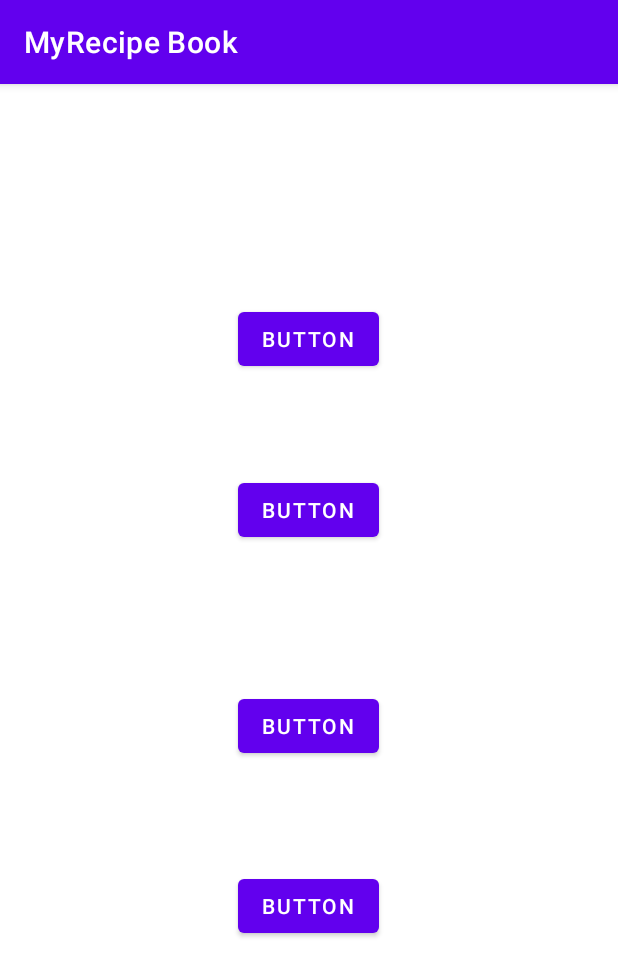
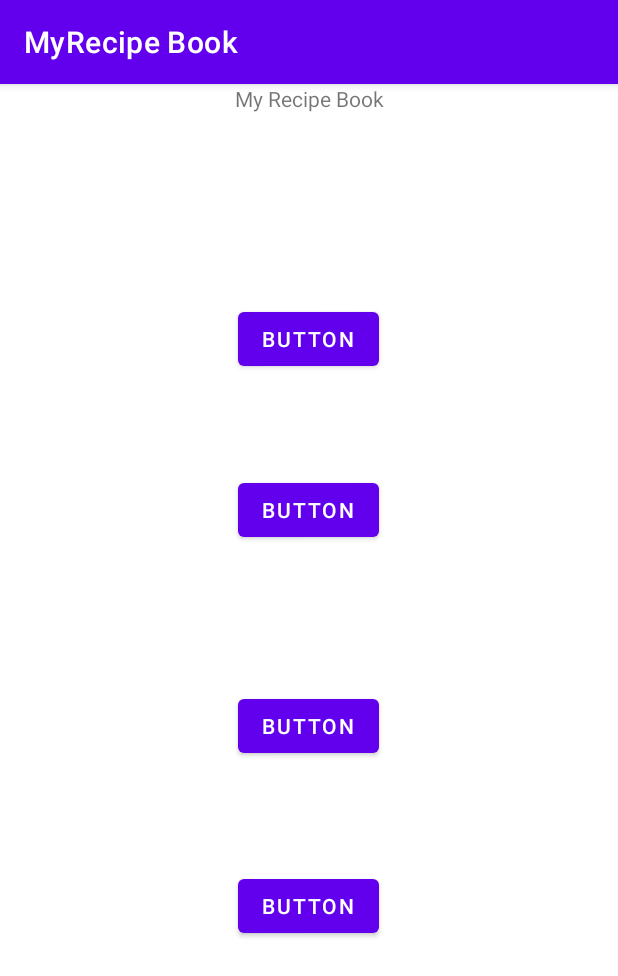
Before and after one commit to Bgraham2/MyRecipe_Book, an Android app: the screen it shows after launch (MainActivity), on a phone screen of 412 x 824 dp. Shown: the top 976 px of the screen. Run offline under Robolectric (Android 15) with nearby library versions, the phone set to English and light mode, and no system bars.

Commit message:
Updated Main

```diff
--- a/app/src/main/res/layout/activity_main.xml
+++ b/app/src/main/res/layout/activity_main.xml
@@ -50,4 +50,16 @@
         app:layout_constraintEnd_toEndOf="parent"
         app:layout_constraintHorizontal_bias="0.498"
         app:layout_constraintStart_toStartOf="parent" />
+
+    <TextView
+        android:id="@+id/textViewTitle"
+        android:layout_width="match_parent"
+        android:layout_height="wrap_content"
+        android:text="My Recipe Book"
+        android:textAlignment="center"
+        app:layout_constraintBottom_toTopOf="@+id/button"
+        app:layout_constraintEnd_toEndOf="parent"
+        app:layout_constraintStart_toStartOf="parent"
+        app:layout_constraintTop_toTopOf="parent"
+        app:layout_constraintVertical_bias="0" />
 </androidx.constraintlayout.widget.ConstraintLayout>
```
